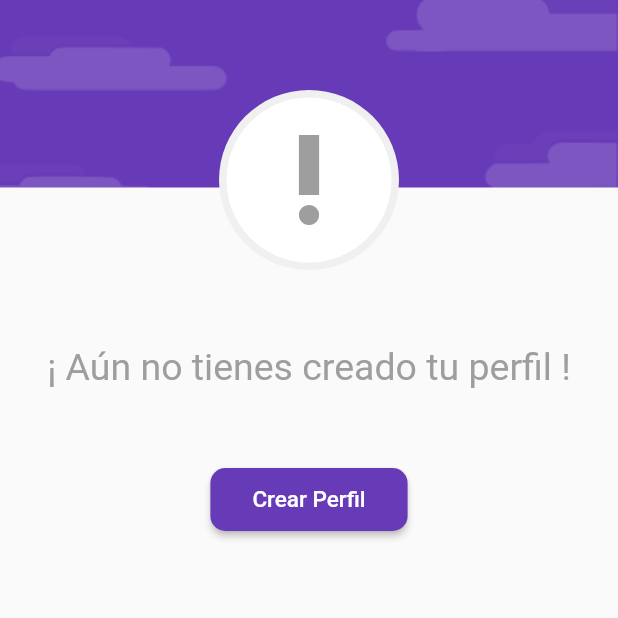
After one commit to uvsy-flutter-mobile/universy, a Flutter app: the ProfileNotCreateWidget screen opened directly, on a phone screen of 412 x 824 dp, the top half of it. The commit adds this screen. Run offline on Flutter 3.47's test engine with Material 2 defaults, Android fonts, the light colour scheme and no system bars; our stand-ins replace auto_size_text, email_validator, equatable, flushbar, flutter_bloc, flutter_secure_storage and 2 more; missing offline and left inert: amazon_cognito_identity_dart_2, optional; accounts and stored records are empty; statements that could not run were skipped.

Commit message:
Add profile form and create module. Add save profile

```diff
--- a/lib/app/theme.dart
+++ b/lib/app/theme.dart
@@ -5,13 +5,25 @@ ThemeData uvsyTheme = ThemeData(
   accentColor: Colors.deepPurple,
   backgroundColor: Colors.amber[200],
   appBarTheme: AppBarTheme(color: Colors.white),
+  buttonColor: Colors.deepPurple,
   primaryTextTheme: TextTheme(
     subtitle1: TextStyle(
-      fontWeight: FontWeight.bold,
+      color: Colors.grey,
+      fontSize: 25,
+      fontFamily: 'Roboto'
+    ),
+    //button will be used for buttons text
+    button: TextStyle(
+      color: Colors.white,
+      fontSize: 15,
+      fontFamily: 'Roboto',
+    ),
+    //body1 will be used for text fields
+    bodyText1: TextStyle(
       color: Colors.black54,
-      fontSize: 25,
+      fontSize: 15,
+      fontFamily: 'Roboto',
     ),
-
     // body2 will be used for errors, at least for now...
     bodyText2: TextStyle(
       fontWeight: FontWeight.bold,
--- a/lib/constants/regex.dart
+++ b/lib/constants/regex.dart
@@ -16,4 +16,8 @@ abstract class Regex {
   // ignore: non_constant_identifier_names
   static final RegExp NOT_SYMBOLS_FORMAT_REGEX =
       RegExp(r"^([a-z-A-Z]{3,8}?[0-9]{0,4})$");
+
+  // ignore: non_constant_identifier_names
+  static final RegExp ALIAS_FORMAT_REGEX =
+      RegExp(r"^[A-Za-z0-9\.*]{3,20}(?<!\.)$");
 }
--- a/lib/model/account.dart
+++ b/lib/model/account.dart
@@ -1,4 +1,5 @@
 import 'package:equatable/equatable.dart';
+import 'package:universy/constants/strings.dart';
 import 'package:universy/model/copyable.dart';
 
 import "json.dart";
@@ -53,6 +54,10 @@ class Profile extends Equatable implements JsonConvertible, Copyable<Profile> {
 
   Profile(this._userId, this._name, this._lastName, this._alias);
 
+  factory Profile.empty(String userId) {
+    return Profile(userId,EMPTY_STRING, EMPTY_STRING, EMPTY_STRING);
+  }
+
   String get userId => _userId;
 
   String get name => _name;
--- a/lib/modules/profile/bloc/states.dart
+++ b/lib/modules/profile/bloc/states.dart
@@ -27,3 +27,13 @@ class DisplayState extends ProfileState {
   @override
   List<Object> get props => [profile];
 }
+
+class NotProfileState extends ProfileState {
+  NotProfileState();
+}
+
+class CreateState extends ProfileState {
+  final userId;
+
+  CreateState(this.userId);
+}
--- /dev/null
+++ b/lib/modules/profile/create.dart
@@ -0,0 +1,59 @@
+import 'package:flutter/material.dart';
+import 'package:flutter_bloc/flutter_bloc.dart';
+import 'package:universy/modules/profile/bloc/cubit.dart';
+import 'package:universy/modules/profile/header.dart';
+import 'package:universy/text/text.dart';
+import 'package:universy/widgets/buttons/raised/rounded.dart';
+import 'package:universy/widgets/paddings/edge.dart';
+
+class ProfileNotCreateWidget extends StatefulWidget {
+  @override
+  _ProfileNotCreateState createState() => _ProfileNotCreateState();
+}
+
+class _ProfileNotCreateState extends State<ProfileNotCreateWidget> {
+  @override
+  Widget build(BuildContext context) {
+    return Scaffold(
+      body: ListView(
+        children: <Widget>[
+          Container(
+            alignment: AlignmentDirectional.topCenter,
+            child: Column(
+              children: <Widget>[
+                ProfileHeaderWidget.create(),
+                SizedBox(height: 50.0),
+                _buildCreateProfileTitle(),
+                SizedBox(height: 50.0),
+                _buildToCreateProfileButton(context),
+              ],
+            ),
+          ),
+        ],
+      ),
+    );
+  }
+
+  Widget _buildCreateProfileTitle() {
+    return SymmetricEdgePaddingWidget.horizontal(
+        paddingValue: 15.0,
+        child: Text(AppText.getInstance().get("profile.info.profileNotCreated"),
+            textAlign: TextAlign.center, style: Theme.of(context).primaryTextTheme.subtitle1));
+  }
+
+  Widget _buildToCreateProfileButton(BuildContext context) {
+    return CircularRoundedRectangleRaisedButton.general(
+      child: AllEdgePaddedWidget(
+          padding: 12.0,
+          child: Text(AppText.getInstance().get("profile.actions.createProfile"),
+              style: Theme.of(context).primaryTextTheme.button)),
+      color: Theme.of(context).buttonColor,
+      radius: 10,
+      onPressed: () => _navigateToCreateProfile(context),
+    );
+  }
+
+  void _navigateToCreateProfile(BuildContext context) {
+    BlocProvider.of<ProfileCubit>(context).toCreate();
+  }
+}
--- a/lib/modules/profile/display.dart
+++ b/lib/modules/profile/display.dart
@@ -1,4 +1,3 @@
-import 'package:flutter/material.dart';
 import 'package:flutter/material.dart';
 import 'package:flutter_speed_dial/flutter_speed_dial.dart';
 import 'package:provider/provider.dart';
@@ -11,7 +10,6 @@ import 'package:universy/text/text.dart';
 import 'package:universy/widgets/async/modal.dart';
 import 'package:universy/widgets/builder/builder.dart';
 import 'package:universy/widgets/dialog/exit.dart';
-import 'package:universy/widgets/future/future_widget.dart';
 
 import 'header.dart';
 
@@ -34,7 +32,7 @@ class ProfileDisplayWidget extends StatelessWidget {
       child: Column(
         mainAxisSize: MainAxisSize.min,
         children: <Widget>[
-          ProfileHeaderWidget(this.profile),
+          ProfileHeaderWidget.display(this.profile),
           SizedBox(height: 15),
           _buildNameAndLastName(),
           SizedBox(height: 5),
--- a/lib/modules/profile/header.dart
+++ b/lib/modules/profile/header.dart
@@ -4,11 +4,26 @@ import 'package:universy/system/assets.dart';
 import 'package:universy/text/formaters/profile.dart';
 import 'package:universy/widgets/decorations/box.dart';
 
+
 class ProfileHeaderWidget extends StatelessWidget {
-  final Profile _profile;
+  final Widget child;
+  ProfileHeaderWidget(this.child);
 
-  ProfileHeaderWidget(this._profile);
-
+  factory ProfileHeaderWidget.create(){
+    var child = Icon(Icons.priority_high, size: 80, color: Colors.grey);
+    return ProfileHeaderWidget(child);
+  }
+  factory ProfileHeaderWidget.edit(Profile profile){
+    var child = Icon(Icons.more_horiz, size: 80, color: Colors.grey);
+    return ProfileHeaderWidget(child);
+  }
+  factory ProfileHeaderWidget.display(Profile profile){
+    var child = Text(
+      InitialsFormatter(profile).format(),
+      style: TextStyle(fontSize: 40.0),
+    );
+    return ProfileHeaderWidget(child);
+  }
   @override
   Widget build(BuildContext context) {
     return Stack(
@@ -20,7 +35,7 @@ class ProfileHeaderWidget extends StatelessWidget {
               color: Theme.of(context).accentColor,
               child: Container(
                 decoration:
-                    assetImageDecoration(Assets.UNIVERSY_CLOUDS_HEADER_OPAQUE),
+                assetImageDecoration(Assets.UNIVERSY_CLOUDS_HEADER_OPAQUE),
               ),
             ),
             SizedBox(
@@ -37,14 +52,10 @@ class ProfileHeaderWidget extends StatelessWidget {
       ],
     );
   }
-
   Widget _buildCircleAvatar() {
     return Container(
       child: CircleAvatar(
-        child: Text(
-          InitialsFormatter(_profile).format(),
-          style: TextStyle(fontSize: 40.0),
-        ),
+        child: child,
         minRadius: 55,
         backgroundColor: Colors.white,
       ),
--- a/lib/modules/profile/keys.dart
+++ b/lib/modules/profile/keys.dart
@@ -4,6 +4,8 @@ const Key STUDENT_PROFILE_KEY_GIVEN_NAME_FIELD =
     const Key("student.profile.name");
 const Key STUDENT_PROFILE_KEY_FAMILY_NAME_FIELD =
     const Key("student.profile.lastName");
+const Key STUDENT_PROFILE_KEY_ALIAS_FIELD =
+    const Key("student.profile.alias");
 const Key STUDENT_PROFILE_KEY_SAVE_BUTTON =
     const Key("student.profile.saveButton");
 const Key STUDENT_PROFILE_KEY_CANCEL_BUTTON =
--- a/lib/services/manifest.dart
+++ b/lib/services/manifest.dart
@@ -32,4 +32,6 @@ abstract class ProfileService extends Service {
   Future<Profile> getProfile();
 
   Future<void> updateProfile(Profile profile);
+
+  Future<void> createProfile(Profile profile);
 }
--- a/lib/text/languages/es_ES.dart
+++ b/lib/text/languages/es_ES.dart
@@ -118,11 +118,13 @@ const Map<dynamic, dynamic> ES = {
     "actions": {
       "closeSession": "Cerrar Sesión",
       "edit": "Editar",
+      "createProfile": "Crear Perfil"
     },
     "info": {
       "closingSession": "Cerrando Sesión",
       "profileUpdated": "Se actualizó tu perfil",
       "saving": "Guardando...",
+      "profileNotCreated": "¡ Aún no tienes creado tu perfil !"
     }
   }
 };
```
Also changed, not shown: lib/modules/profile/bloc/builder.dart (+7 -4 lines), lib/modules/profile/bloc/cubit.dart (+14 -5 lines), lib/modules/profile/form.dart (renamed from lib/modules/profile/edit.dart, +48 -9 lines), lib/modules/profile/profile.dart (+4 -3 lines), lib/services/impl/default/profile.dart (+9 -0 lines).
